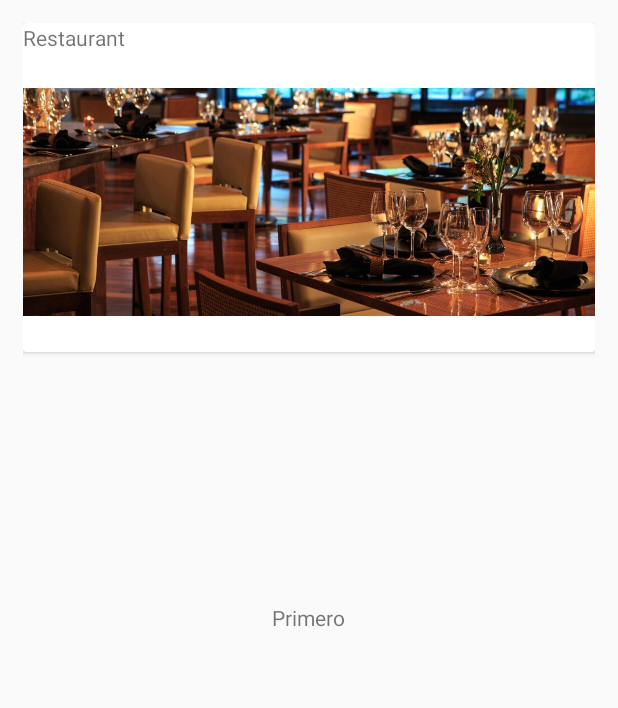
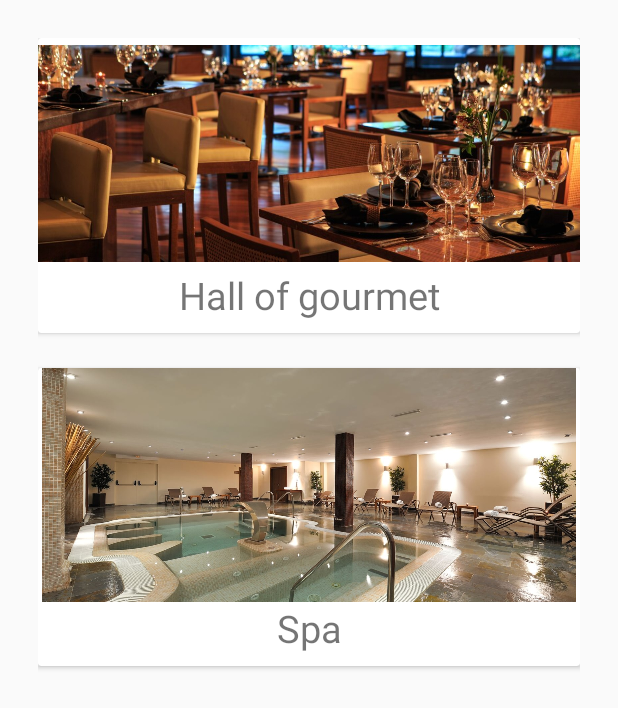
Before and after one commit to EstebanRuizViera/EnterpriseClient, an Android app: the fragment SearchFragment shown on its own in the app's theme, on a phone screen of 412 x 824 dp. Shown: the top 708 px of the screen. Run offline under Robolectric (Android 15) with nearby library versions, the light colour scheme and no system bars.

Commit message:
Fragment search finished

```diff
--- a/app/src/main/java/com/example/enterpriseclient/tabMenu/search/SearchFragment.kt
+++ b/app/src/main/java/com/example/enterpriseclient/bottomNavigationView/search/SearchFragment.kt
@@ -1,4 +1,4 @@
-package com.example.enterpriseclient.tabMenu.search
+package com.example.enterpriseclient.bottomNavigationView.search
 
 import android.os.Bundle
 import android.view.LayoutInflater
--- a/app/src/main/java/com/example/enterpriseclient/tabMenu/user/UserViewModel.kt
+++ b/app/src/main/java/com/example/enterpriseclient/bottomNavigationView/search/SearchViewModel.kt
@@ -1,13 +1,13 @@
-package com.example.flight.tabMenu.user
+package com.example.enterpriseclient.bottomNavigationView.search
 
 import androidx.lifecycle.LiveData
 import androidx.lifecycle.MutableLiveData
 import androidx.lifecycle.ViewModel
 
-class UserViewModel : ViewModel() {
+class SearchViewModel : ViewModel() {
 
     private val _text = MutableLiveData<String>().apply {
-        value = "This is notifications Fragment"
+        value = "This is home Fragment"
     }
     val text: LiveData<String> = _text
 }
--- a/app/src/main/java/com/example/enterpriseclient/tabMenu/user/UserFragment.kt
+++ b/app/src/main/java/com/example/enterpriseclient/bottomNavigationView/user/UserFragment.kt
@@ -1,12 +1,10 @@
-package com.example.flight.tabMenu.user
+package com.example.enterpriseclient.bottomNavigationView.user
 
 import android.os.Bundle
 import android.view.LayoutInflater
 import android.view.View
 import android.view.ViewGroup
-import android.widget.TextView
 import androidx.fragment.app.Fragment
-import androidx.lifecycle.Observer
 import com.example.enterpriseclient.R
 
 class UserFragment : Fragment() {
--- a/app/src/main/java/com/example/enterpriseclient/tabMenu/search/SearchViewModel.kt
+++ b/app/src/main/java/com/example/enterpriseclient/bottomNavigationView/user/UserViewModel.kt
@@ -1,13 +1,13 @@
-package com.example.enterpriseclient.tabMenu.search
+package com.example.enterpriseclient.bottomNavigationView.user
 
 import androidx.lifecycle.LiveData
 import androidx.lifecycle.MutableLiveData
 import androidx.lifecycle.ViewModel
 
-class SearchViewModel : ViewModel() {
+class UserViewModel : ViewModel() {
 
     private val _text = MutableLiveData<String>().apply {
-        value = "This is home Fragment"
+        value = "This is notifications Fragment"
     }
     val text: LiveData<String> = _text
 }
--- a/app/src/main/res/layout/fragment_search.xml
+++ b/app/src/main/res/layout/fragment_search.xml
@@ -3,7 +3,8 @@
     xmlns:tools="http://schemas.android.com/tools"
     android:layout_width="match_parent"
     android:layout_height="match_parent"
-    android:padding="15dp">
+    xmlns:app="http://schemas.android.com/apk/res-auto"
+    android:padding="25dp">
 
     <androidx.cardview.widget.CardView
         android:layout_width="match_parent"
@@ -14,12 +15,32 @@
         android:layout_height="wrap_content"
         android:orientation="vertical">
 
+            <ImageView
+                android:id="@+id/image_view"
+                android:layout_width="match_parent"
+                android:layout_height="154dp"
+                android:src="@drawable/restaurnt" />
+
+
             <TextView
                 android:layout_width="match_parent"
                 android:layout_height="wrap_content"
-                android:text="Restaurant"/>
+                android:layout_marginBottom="8dp"
+                android:layout_gravity="bottom"
+                android:layout_below="@+id/image_view"
+                android:text="Hall of gourmet"
+                android:textAlignment="center"
+                android:textSize="25sp" />
+
+        </LinearLayout>
+
+    </androidx.cardview.widget.CardView>
 
 
+    <androidx.cardview.widget.CardView
+        android:layout_width="match_parent"
+        android:layout_height="wrap_content"
+        android:layout_marginTop="220dp">
 
         <LinearLayout
             android:layout_width="match_parent"
@@ -28,18 +49,21 @@
 
             <ImageView
                 android:layout_width="match_parent"
-                    android:layout_height="200dp"
-                    android:src="@drawable/restaurnt" />
+                android:layout_height="156dp"
+                android:src="@drawable/spa" />
 
-            </LinearLayout>
+
+            <TextView
+                android:layout_width="match_parent"
+                android:layout_height="wrap_content"
+                android:layout_marginBottom="8dp"
+                android:layout_gravity="bottom"
+                android:text="Spa"
+                android:textAlignment="center"
+                android:textSize="25sp" />
 
         </LinearLayout>
 
     </androidx.cardview.widget.CardView>
-    <TextView
-        android:layout_width="wrap_content"
-        android:layout_height="wrap_content"
-        android:layout_gravity="center"
-        android:text="Primero" />
 
 </FrameLayout>
--- a/app/src/main/res/values/colors.xml
+++ b/app/src/main/res/values/colors.xml
@@ -3,4 +3,5 @@
     <color name="colorPrimary">#008577</color>
     <color name="colorPrimaryDark">#00574B</color>
     <color name="colorAccent">#D81B60</color>
+    <color name="white">#ffffff</color>
 </resources>
--- a/app/src/main/res/xml/pref_main.xml
+++ b/app/src/main/res/xml/pref_main.xml
@@ -36,7 +36,7 @@
             android:title="FAQ">
             <intent
                 android:action="android.intent.action.VIEW"
-                android:data="https://www.androidhive.info/privacy-policy/" />
+                android:data="https://kotlinlang.org/docs/reference/faq.html" />
         </Preference>
 
 
```
Also changed, not shown: app/src/main/java/com/example/enterpriseclient/MainActivity.kt (+7 -6 lines), app/src/main/java/com/example/enterpriseclient/bottomNavigationView/settings/SettingsFragment.kt (renamed from app/src/main/java/com/example/enterpriseclient/SettingsFragment.kt, +4 -7 lines), app/src/main/java/com/example/enterpriseclient/tabMenu/myFlight/MyFlightFragment.kt (deleted, +0 -77 lines), app/src/main/java/com/example/enterpriseclient/tabMenu/myFlight/MyFlightViewModel.kt (deleted, +0 -18 lines), app/src/main/res/layout/fragment_my_flight.xml (deleted, +0 -14 lines), app/src/main/res/drawable/res.jpg (added), app/src/main/res/drawable/spa.jpg (added). Lines whose indentation alone changed are shown as unchanged.
